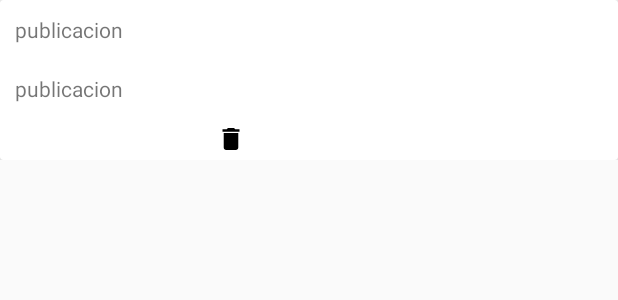
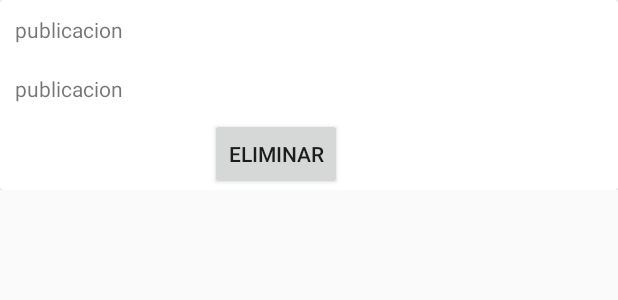
Before and after one commit to carlosNavejas/CrudFirebase, an Android app: the layout card_planestudios.xml on its own in the app's theme, with its tools: preview values and no code run, on a phone screen of 412 x 824 dp. Shown: the top 300 px of the screen. Run offline under Robolectric (Android 15) with nearby library versions, the phone set to English and light mode, and no system bars.

Commit message:
Crud completo

```diff
--- a/app/src/main/java/com/example/myapplicationfirebase/MainActivity.java
+++ b/app/src/main/java/com/example/myapplicationfirebase/MainActivity.java
@@ -38,8 +38,8 @@ public class MainActivity extends AppCompatActivity {
     protected void onCreate(Bundle savedInstanceState) {
         super.onCreate(savedInstanceState);
         setContentView(R.layout.activity_main);
-        Toolbar toolbar = findViewById(R.id.toolbar);
-        setSupportActionBar(toolbar);
+
+
         inicialrComponentes();
         FloatingActionButton fab = findViewById(R.id.fab);
         fab.setOnClickListener(new View.OnClickListener() {
@@ -82,7 +82,7 @@ public class MainActivity extends AppCompatActivity {
     }
 
     public void iniciarLista() {
-        databaseReference.child("planesdeestudio").addValueEventListener(new ValueEventListener() {
+        databaseReference.child("personas").addValueEventListener(new ValueEventListener() {
             @Override
             public void onDataChange(@NonNull DataSnapshot dataSnapshot) {
                 lista_planes.clear();
--- a/app/src/main/res/drawable/ic_deleteok_foreground.xml
+++ b/app/src/main/res/drawable/ic_deleteok_foreground.xml
@@ -1,13 +1,13 @@
 <vector xmlns:android="http://schemas.android.com/apk/res/android"
     android:width="108dp"
     android:height="108dp"
-    android:viewportWidth="133.48164"
-    android:viewportHeight="133.48164"
+    android:viewportWidth="39.7878"
+    android:viewportHeight="39.7878"
     android:tint="#000000">
-  <group android:translateX="54.74082"
-      android:translateY="54.74082">
+  <group android:translateX="7.8938994"
+      android:translateY="7.8938994">
       <path
           android:fillColor="#FF000000"
-          android:pathData="M6,19c0,1.1 0.9,2 2,2h8c1.1,0 2,-0.9 2,-2V7H6v12zM19,4h-3.5l-1,-1h-5l-1,1H5v2h14V4z"/>
+          android:pathData="M13,7h-2v4L7,11v2h4v4h2v-4h4v-2h-4L13,7zM12,2C6.48,2 2,6.48 2,12s4.48,10 10,10 10,-4.48 10,-10S17.52,2 12,2zM12,20c-4.41,0 -8,-3.59 -8,-8s3.59,-8 8,-8 8,3.59 8,8 -3.59,8 -8,8z"/>
   </group>
 </vector>
--- a/app/src/main/res/layout/activity_editar.xml
+++ b/app/src/main/res/layout/activity_editar.xml
@@ -42,7 +42,7 @@
             android:layout_height="wrap_content"
             android:layout_weight="1"
             android:ems="10"
-            android:hint="Apellidos"
+            android:hint="Edad"
             android:inputType="number" />
         <LinearLayout
             android:layout_width="match_parent"
--- a/app/src/main/res/layout/card_planestudios.xml
+++ b/app/src/main/res/layout/card_planestudios.xml
@@ -34,12 +34,13 @@
             android:text="publicacion"
              />
 
-        <ImageButton
+        <Button
             android:id="@+id/imgBtnEliminarNodo"
-            android:layout_width="28dp"
+            android:layout_width="wrap_content"
             android:layout_marginLeft="140dp"
-            android:layout_height="28dp"
-            android:src="@mipmap/ic_deleteok"></ImageButton>
+            android:layout_height="wrap_content"
+
+            android:text="Eliminar"></Button>
 
     </LinearLayout>
 
--- a/app/src/main/res/values/ic_deleteok_background.xml
+++ b/app/src/main/res/values/ic_deleteok_background.xml
@@ -1,4 +1,4 @@
 <?xml version="1.0" encoding="utf-8"?>
 <resources>
-    <color name="ic_deleteok_background">#FFFFFF</color>
+    <color name="ic_deleteok_background">#FE2AA0</color>
 </resources>
```
Also changed, not shown: app/src/main/java/com/example/myapplicationfirebase/Editar.java (+11 -3 lines), app/src/main/java/com/example/myapplicationfirebase/RecyclerView/PlanesAdaptador.java (+4 -3 lines), app/src/main/res/layout/activity_main.xml (+3 -13 lines), app/src/main/ic_deleteok-web.png, app/src/main/res/mipmap-hdpi/ic_deleteok.png, app/src/main/res/mipmap-hdpi/ic_deleteok_round.png, app/src/main/res/mipmap-mdpi/ic_deleteok.png, app/src/main/res/mipmap-mdpi/ic_deleteok_round.png, app/src/main/res/mipmap-xhdpi/ic_deleteok.png, app/src/main/res/mipmap-xhdpi/ic_deleteok_round.png, app/src/main/res/mipmap-xxhdpi/ic_deleteok.png, app/src/main/res/mipmap-xxhdpi/ic_deleteok_round.png, app/src/main/res/mipmap-xxxhdpi/ic_deleteok.png, app/src/main/res/mipmap-xxxhdpi/ic_deleteok_round.png.
